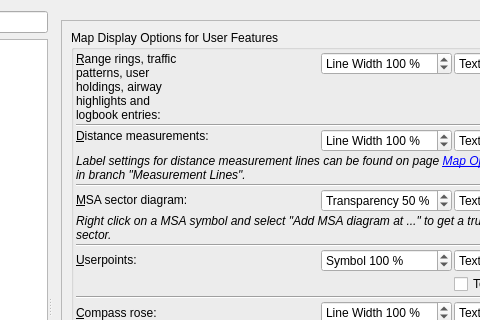
Qt form src/options/optionsdialog.ui (albar965/littlenavmap) before a commit; both pictures show x 231 to 711 and y 0 to 320 of the 840 by 640 pixel window.
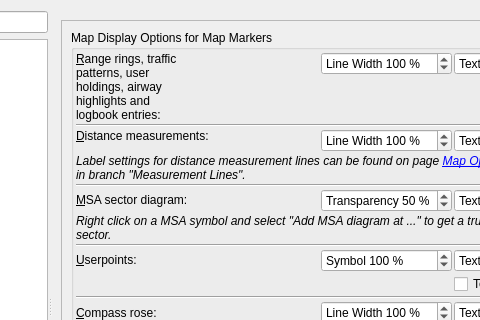
The same form after that commit. Icons and pictures are not drawn.

Commit message: Renamed user features to more specific map markers

Diff of the .ui file:
```diff
--- a/src/options/optionsdialog.ui
+++ b/src/options/optionsdialog.ui
@@ -4717,7 +4717,7 @@
             <item row="0" column="0">
              <widget class="QGroupBox" name="groupBox">
               <property name="title">
-               <string>Map Display Options for User Features</string>
+               <string>Map Display Options for Map Markers</string>
               </property>
               <layout class="QGridLayout" name="gridLayout_29">
                <property name="leftMargin">
```
Left out of the diff: 6 changed lines with no effect on the pictures. The commit also changes 31 other files.
